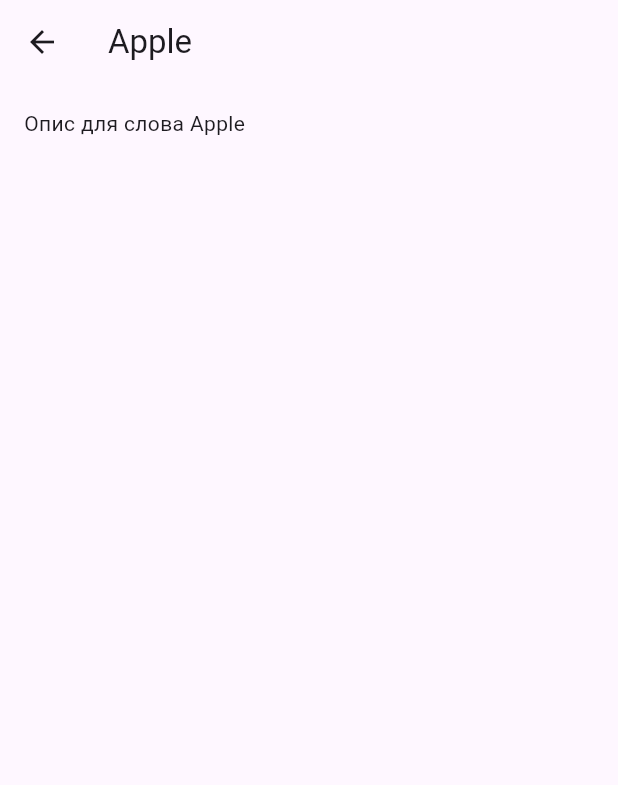
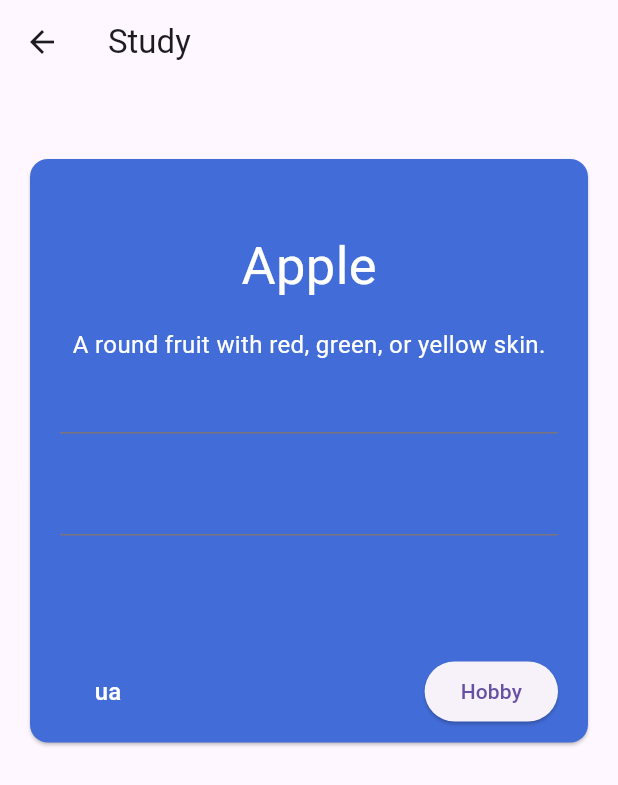
Before and after one commit to IvanRobak/words, a Flutter app: the WordListScreen screen opened directly, after a tap on "Apple", on a phone screen of 412 x 824 dp. Shown: the top 785 px of the screen. Run offline on Flutter 3.47's test engine with Material 3 defaults, Android fonts, the phone set to English and light mode, and no system bars.

Commit message:
WordDetailScreen

```diff
--- a/lib/screens/word_details.dart
+++ b/lib/screens/word_details.dart
@@ -1,7 +1,8 @@
 import 'package:flutter/material.dart';
+import 'package:words/models/word.dart';
 
 class WordDetailScreen extends StatelessWidget {
-  final String word;
+  final Word word;
 
   const WordDetailScreen({super.key, required this.word});
 
@@ -9,11 +10,63 @@ class WordDetailScreen extends StatelessWidget {
   Widget build(BuildContext context) {
     return Scaffold(
       appBar: AppBar(
-        title: Text(word),
+        title: const Text('Study'),
       ),
       body: Padding(
-        padding: const EdgeInsets.all(16.0),
-        child: Text('Опис для слова $word'),
+        padding: const EdgeInsets.symmetric(vertical: 30),
+        child: Card(
+          color: const Color(0xFF426CD8),
+          margin: const EdgeInsets.all(20),
+          child: SingleChildScrollView(
+            child: Padding(
+              padding: const EdgeInsets.symmetric(vertical: 10, horizontal: 20),
+              child: Column(
+                children: [
+                  const SizedBox(
+                    height: 36,
+                  ),
+                  Text(
+                    word.word,
+                    style: const TextStyle(color: Colors.white, fontSize: 35),
+                  ),
+                  const SizedBox(
+                    height: 16,
+                  ),
+                  Text(
+                    word.description,
+                    style: const TextStyle(color: Colors.white, fontSize: 16),
+                  ),
+                  const Column(
+                    children: [
+                      TextField(),
+                      SizedBox(
+                        height: 20,
+                      ),
+                      TextField(),
+                    ],
+                  ),
+                  const SizedBox(
+                    height: 80,
+                  ),
+                  Row(
+                    mainAxisAlignment: MainAxisAlignment.spaceBetween,
+                    children: [
+                      TextButton(
+                        onPressed: () {},
+                        child: const Text(
+                          'ua',
+                          style: TextStyle(color: Colors.white, fontSize: 16),
+                        ),
+                      ),
+                      ElevatedButton(
+                          onPressed: () {}, child: const Text('Hobby'))
+                    ],
+                  )
+                ],
+              ),
+            ),
+          ),
+        ),
       ),
     );
   }
--- a/lib/widgets/word_button.dart
+++ b/lib/widgets/word_button.dart
@@ -22,7 +22,7 @@ class WordButton extends StatelessWidget {
             Navigator.push(
               context,
               MaterialPageRoute(
-                builder: (context) => WordDetailScreen(word: word.word),
+                builder: (context) => WordDetailScreen(word: word),
               ),
             );
           },
```
